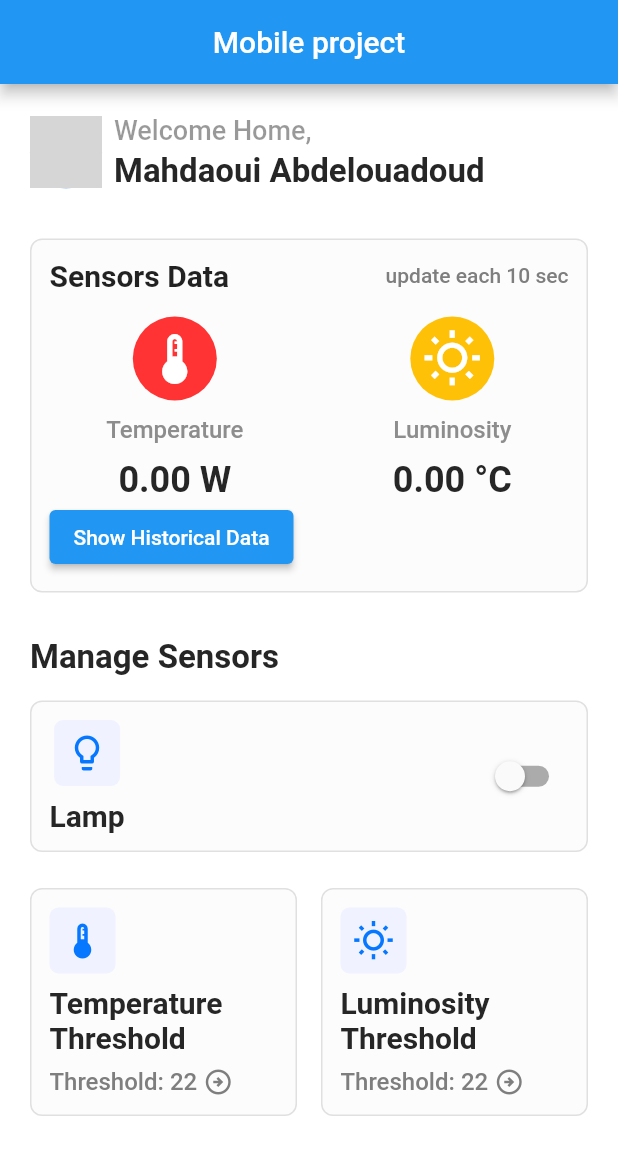
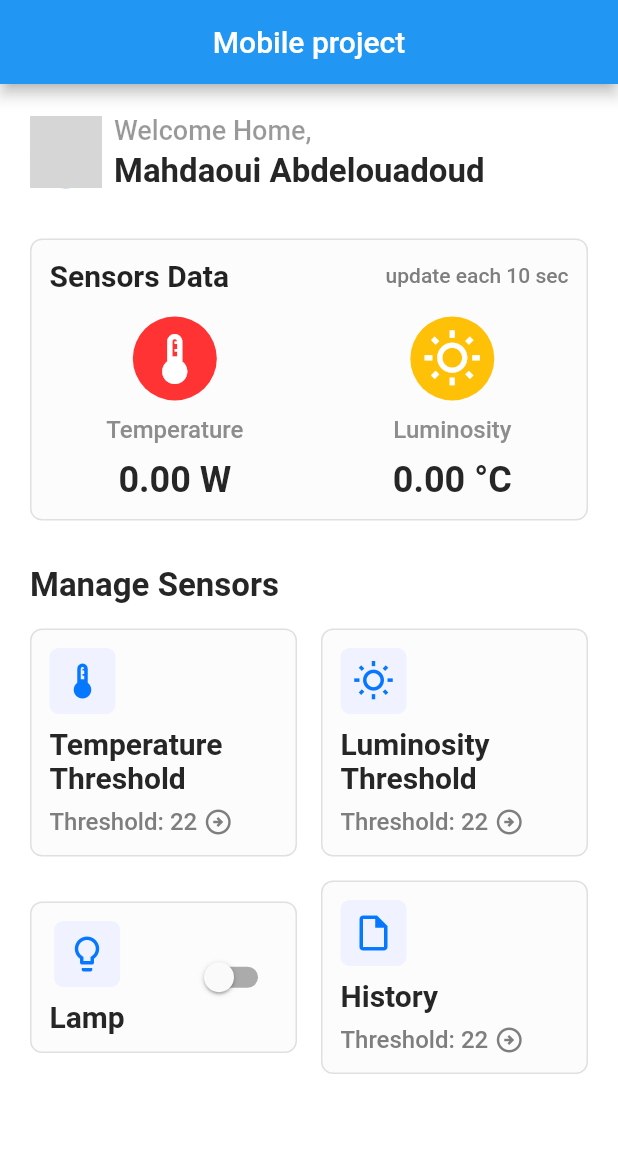
Before and after one commit to Abdelouadoud8/projet-dev-mobile-flutter, a Flutter app: the screen it shows after launch, on a phone screen of 412 x 824 dp. Shown: the top 1155 px of the screen. Run offline on Flutter 3.47's test engine with Material 2 defaults, Android fonts, the phone set to English and light mode, and no system bars; our stand-ins replace bloc, cloud_firestore, firebase_core, flutter_bloc; accounts and stored records are empty; network calls fail; Roboto replaces fonts that are missing (Gilroy); grey boxes are pictures that could not be loaded.

Commit message:
Added the values history design and retrieving

```diff
--- a/lib/cubit/sensor_bloc.dart
+++ b/lib/cubit/sensor_bloc.dart
@@ -69,11 +69,6 @@ class SensorBloc extends Bloc<SensorEvent, SensorState> {
             temperatureSensorData.value,
             luminositySensorData.value,
           );
-
-          sensorDataHistory.add(SensorState(
-            luminositySensorData: luminositySensorData,
-            temperatureSensorData: temperatureSensorData,
-          ));
         } else {
           throw Exception(
               'Failed to load data. Luminosity Status Code: ${luminosityResponse.statusCode}, Temperature Status Code: ${temperatureResponse.statusCode}');
--- a/lib/main.dart
+++ b/lib/main.dart
@@ -4,6 +4,7 @@ import 'package:cloud_firestore/cloud_firestore.dart';
 import 'package:flutter/material.dart';
 import 'package:flutter_bloc/flutter_bloc.dart';
 import 'package:projet_mobile/views/sensors_box.dart';
+import 'package:projet_mobile/views/temp_lum_history.dart';
 
 import './views/temperature_threshold.dart';
 import './views/luminosity_threshold.dart';
@@ -36,6 +37,7 @@ class MyApp extends StatelessWidget {
       routes: {
         '/temperature_threshold': (context) => TemperatureThreshold(),
         '/luminosity_threshold': (context) => LuminosityThreshold(),
+        '/history': (context) => TempLumHistory(),
       },
     );
   }
@@ -137,8 +139,35 @@ class _HomeScreenState extends State<HomeScreen> {
                 ),
                 SizedBox(height: 16),
 
-                /// Toggle LED switch box ///
-                Container(
+                /// Temp and Luminosity threshold boxes ///
+                Row(
+                  mainAxisAlignment: MainAxisAlignment.spaceBetween,
+                  children: [
+                    ThresholdBox(
+                      label: "Temperature Threshold",
+                      value: 22,
+                      icon: Icons.thermostat_outlined,
+                      onPressed: () {
+                        Navigator.pushNamed(context, '/temperature_threshold');
+                      },
+                    ),
+                    SizedBox(width: 16),
+                    ThresholdBox(
+                      label: "Luminosity Threshold",
+                      value: 22,
+                      icon: Icons.wb_sunny_outlined,
+                      onPressed: () {
+                        Navigator.pushNamed(context, '/luminosity_threshold');
+                      },
+                    ),
+                  ],
+                ),
+                SizedBox(height: 16),
+                Row(
+                  mainAxisAlignment: MainAxisAlignment.spaceBetween,
+                  children: [
+                    Expanded(
+                      child: Container(
                       padding: const EdgeInsets.all(12),
                       clipBehavior: Clip.antiAlias,
                       decoration: ShapeDecoration(
@@ -191,27 +220,14 @@ class _HomeScreenState extends State<HomeScreen> {
                         ],
                       ),
                     ),
-                SizedBox(height: 24),
-
-                /// Temp and Luminosity threshold boxes ///
-                Row(
-                  mainAxisAlignment: MainAxisAlignment.spaceBetween,
-                  children: [
-                    ThresholdBox(
-                      label: "Temperature Threshold",
-                      value: 22,
-                      icon: Icons.thermostat_outlined,
-                      onPressed: () {
-                        Navigator.pushNamed(context, '/temperature_threshold');
-                      },
                     ),
                     SizedBox(width: 16),
                     ThresholdBox(
-                      label: "Luminosity Threshold",
+                      label: "History",
                       value: 22,
-                      icon: Icons.wb_sunny_outlined,
+                      icon: Icons.insert_drive_file_outlined,
                       onPressed: () {
-                        Navigator.pushNamed(context, '/luminosity_threshold');
+                        Navigator.pushNamed(context, '/history');
                       },
                     ),
                   ],
--- a/lib/views/sensors_box.dart
+++ b/lib/views/sensors_box.dart
@@ -97,10 +97,6 @@ class _SensorsBoxState extends State<SensorsBox> {
                     ),
                   ],
                 ),
-                ElevatedButton(
-                  onPressed: showHistoricalData,
-                  child: Text('Show Historical Data'),
-                ),
               ],
             )
         );
--- a/pubspec.yaml
+++ b/pubspec.yaml
@@ -43,6 +43,7 @@ dependencies:
   cupertino_icons: ^1.0.2
   firebase_core: ^2.8.0
   cloud_firestore: ^4.4.5
+  intl: ^0.17.0
 
 dev_dependencies:
   flutter_test:
```
Also changed, not shown: lib/views/temp_lum_history.dart (+147 -0 lines), pubspec.lock. Lines whose indentation alone changed are shown as unchanged.
